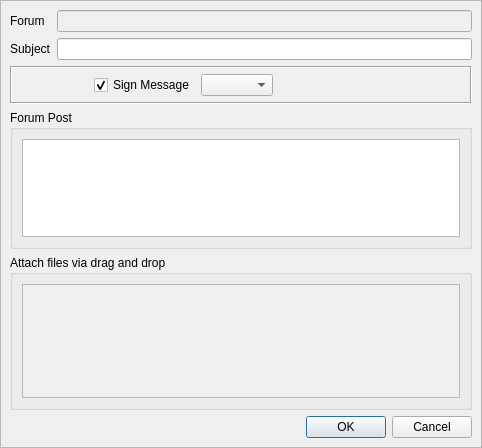
RetroShare/RetroShare, file retroshare-gui/src/gui/gxsforums/CreateGxsForumMsg.ui: the form before one commit.
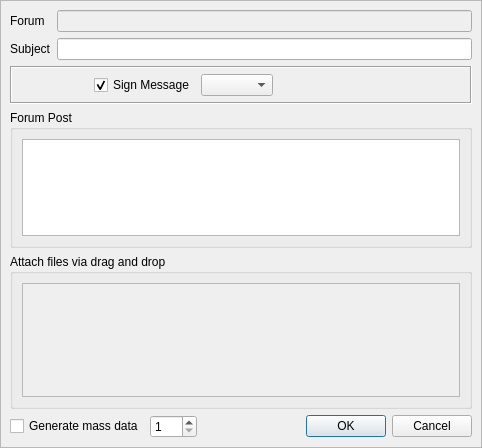
The form after the commit. Icons and pictures are not drawn. Custom widgets are drawn as their Qt base class.

Commit message: GXS: - Enabled generate of mass data for forums and channels

Diff of the .ui file:
```diff
--- a/retroshare-gui/src/gui/gxsforums/CreateGxsForumMsg.ui
+++ b/retroshare-gui/src/gui/gxsforums/CreateGxsForumMsg.ui
@@ -300,11 +300,32 @@
        </widget>
       </item>
       <item>
-       <widget class="QDialogButtonBox" name="buttonBox">
-        <property name="standardButtons">
-         <set>QDialogButtonBox::Cancel|QDialogButtonBox::Ok</set>
-        </property>
-       </widget>
+       <layout class="QHBoxLayout" name="horizontalLayout">
+        <item>
+         <widget class="QCheckBox" name="generateCheckBox">
+          <property name="text">
+           <string>Generate mass data</string>
+          </property>
+         </widget>
+        </item>
+        <item>
+         <widget class="QSpinBox" name="generateSpinBox">
+          <property name="minimum">
+           <number>1</number>
+          </property>
+          <property name="maximum">
+           <number>999</number>
+          </property>
+         </widget>
+        </item>
+        <item>
+         <widget class="QDialogButtonBox" name="buttonBox">
+          <property name="standardButtons">
+           <set>QDialogButtonBox::Cancel|QDialogButtonBox::Ok</set>
+          </property>
+         </widget>
+        </item>
+       </layout>
       </item>
      </layout>
     </widget>
```
Left out of the diff: 48 changed lines with no effect on the pictures. The commit also changes 7 other files.
